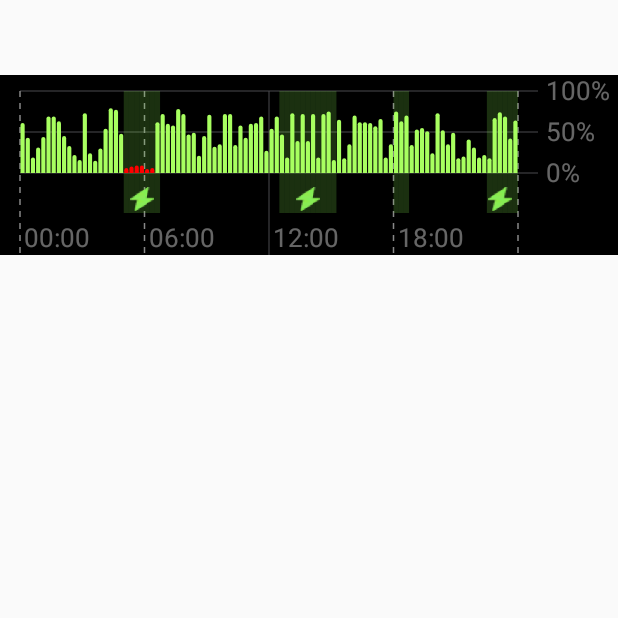
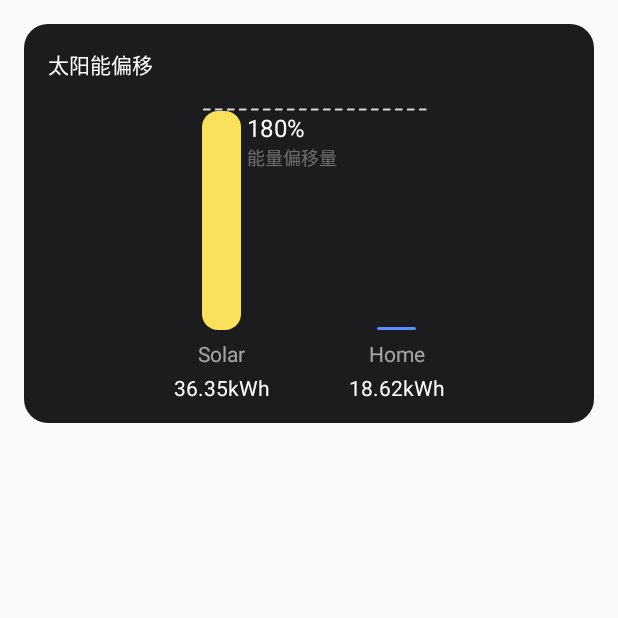
Before and after one commit to xiongxuchuan/ProjectVerify, an Android app built with Jetpack Compose: the screen it shows after launch (ChargingChartActivity before the commit, SolarOffsetActivity after it), on a phone screen of 412 x 824 dp, the top half of it. Run offline under Robolectric (Android 15) with nearby library versions, the phone set to English and light mode, and no system bars.

Commit message:
太阳能偏移量实现

```diff
--- a/app/src/main/AndroidManifest.xml
+++ b/app/src/main/AndroidManifest.xml
@@ -13,8 +13,11 @@
         android:theme="@style/Theme.MyApplication"
         tools:targetApi="31">
 <!--        <activity-->
-<!--            android:name=".activity.ChargingChartActivity"-->
+<!--            android:name=".activity.SolarOffsetActivity"-->
 <!--            android:exported="false" />-->
+        <!-- <activity -->
+        <!-- android:name=".activity.ChargingChartActivity" -->
+        <!-- android:exported="false" /> -->
         <!-- <activity -->
         <!-- android:name=".activity.OuterHistoryActivity" -->
         <!-- android:exported="false" /> -->
@@ -28,7 +31,7 @@
         <!-- android:name=".activity.AdapterHelperActivity" -->
         <!-- android:exported="false" /> -->
         <activity
-            android:name=".activity.ChargingChartActivity"
+            android:name=".activity.SolarOffsetActivity"
             android:exported="true"
             android:label="@string/app_name"
             android:theme="@style/Theme.MyApplication">
@@ -38,6 +41,9 @@
                 <category android:name="android.intent.category.LAUNCHER" />
             </intent-filter>
         </activity>
+        <activity
+            android:name=".activity.ChargingChartActivity"
+            android:exported="false" />
     </application>
 
 </manifest>
--- /dev/null
+++ b/app/src/main/java/com/example/myapplication/activity/SolarOffsetActivity.kt
@@ -0,0 +1,24 @@
+package com.example.myapplication.activity
+
+import android.graphics.Color
+import android.os.Bundle
+import androidx.activity.enableEdgeToEdge
+import androidx.appcompat.app.AppCompatActivity
+import androidx.core.view.ViewCompat
+import androidx.core.view.WindowInsetsCompat
+import com.example.myapplication.R
+import com.example.myapplication.view.SolarOffsetView
+
+class SolarOffsetActivity : AppCompatActivity() {
+    override fun onCreate(savedInstanceState: Bundle?) {
+        super.onCreate(savedInstanceState)
+        enableEdgeToEdge()
+        setContentView(R.layout.solar_offset_layout)
+        val sov1 = findViewById<SolarOffsetView>(R.id.sov1)
+        sov1.setProgressColor(Color.parseColor("#FAE15B"))
+        sov1.setProgress(1F)
+        val sov2 = findViewById<SolarOffsetView>(R.id.sov2)
+        sov2.setProgressColor(Color.parseColor("#578CFF"))
+        sov2.setProgress(0F)
+    }
+}
--- /dev/null
+++ b/app/src/main/java/com/example/myapplication/view/SolarOffsetView.kt
@@ -0,0 +1,109 @@
+package com.example.myapplication.view
+
+
+import android.content.Context
+import android.graphics.Canvas
+import android.graphics.Color
+import android.graphics.Paint
+import android.graphics.Path
+import android.graphics.RectF
+import android.util.AttributeSet
+import android.view.View
+import androidx.core.content.ContextCompat
+import com.example.myapplication.R
+
+class SolarOffsetView @JvmOverloads constructor(
+    context: Context,
+    attrs: AttributeSet? = null,
+    defStyleAttr: Int = 0
+) : View(context, attrs, defStyleAttr) {
+
+    private val paint = Paint(Paint.ANTI_ALIAS_FLAG)
+    private val rectF = RectF()
+    private val path = Path()
+
+    // 默认颜色
+    private var progressColor: Int = ContextCompat.getColor(context, R.color.teal_200)
+    private var backgroundColor: Int = Color.TRANSPARENT
+
+    // 圆角半径
+    private var cornerRadius: Float = 16f
+
+    // 进度值 (0.0f - 1.0f)
+    private var progress: Float = 0.5f
+
+    // 高度范围
+    private val minHeightDp = 2f
+    private val maxHeightDp = 146f
+
+    init {
+        // 设置默认背景色
+        setBackgroundColor(Color.TRANSPARENT)
+    }
+
+    /**
+     * 设置进度值 (0.0f - 1.0f)
+     */
+    fun setProgress(value: Float) {
+        progress = value.coerceIn(0f, 1f)
+        invalidate()
+    }
+
+    /**
+     * 设置进度条颜色
+     */
+    fun setProgressColor(color: Int) {
+        progressColor = color
+        invalidate()
+    }
+
+    /**
+     * 设置圆角半径
+     */
+    fun setCornerRadius(radius: Float) {
+        cornerRadius = radius
+        invalidate()
+    }
+
+    override fun onMeasure(widthMeasureSpec: Int, heightMeasureSpec: Int) {
+        val width = MeasureSpec.getSize(widthMeasureSpec)
+
+        // 根据进度计算高度
+        val height = (minHeightDp + (maxHeightDp - minHeightDp) * progress).dpToPx()
+
+        setMeasuredDimension(width, height.toInt())
+    }
+
+    override fun onDraw(canvas: Canvas) {
+        super.onDraw(canvas)
+
+        val width = width.toFloat()
+        val height = height.toFloat()
+
+        // 绘制圆角矩形
+        paint.color = progressColor
+        paint.style = Paint.Style.FILL
+
+        rectF.set(0f, 0f, width, height)
+
+        // 创建圆角路径
+        path.reset()
+        path.addRoundRect(rectF, cornerRadius, cornerRadius, Path.Direction.CW)
+
+        canvas.drawPath(path, paint)
+    }
+
+    /**
+     * dp转px
+     */
+    private fun Float.dpToPx(): Float {
+        return this * resources.displayMetrics.density
+    }
+
+    /**
+     * px转dp
+     */
+    private fun Float.pxToDp(): Float {
+        return this / resources.displayMetrics.density
+    }
+}
--- /dev/null
+++ b/app/src/main/res/drawable/solar_offset_line.xml
@@ -0,0 +1,10 @@
+<?xml version="1.0" encoding="utf-8"?>
+<shape xmlns:android="http://schemas.android.com/apk/res/android"
+    android:shape="line">
+    <!-- 虚线颜色 -->
+    <stroke
+        android:width="1dp"
+        android:color="#ffD8D8D8"
+        android:dashWidth="5dp"
+        android:dashGap="3dp" />
+</shape>
--- /dev/null
+++ b/app/src/main/res/layout/solar_offset_layout.xml
@@ -0,0 +1,122 @@
+<?xml version="1.0" encoding="utf-8"?>
+<androidx.constraintlayout.widget.ConstraintLayout xmlns:android="http://schemas.android.com/apk/res/android"
+    android:layout_width="match_parent"
+    android:layout_height="266dp"
+    xmlns:app="http://schemas.android.com/apk/res-auto"
+    android:layout_margin="16dp"
+    android:padding="16dp"
+    android:background="@drawable/bg_corner_1c1c1e_16">
+
+    <TextView
+        android:layout_width="wrap_content"
+        android:layout_height="wrap_content"
+        android:text="太阳能偏移"
+        android:textColor="@android:color/white"
+        app:layout_constraintTop_toTopOf="parent"
+        app:layout_constraintStart_toStartOf="parent"/>
+
+    <!-- 垂直居中辅助线 -->
+    <androidx.constraintlayout.widget.Guideline
+        android:id="@+id/guideline_vertical"
+        android:layout_width="wrap_content"
+        android:layout_height="wrap_content"
+        android:orientation="vertical"
+        app:layout_constraintGuide_percent="0.5" />
+
+    <com.example.myapplication.view.SolarOffsetView
+        android:id="@+id/sov1"
+        android:layout_width="26dp"
+        android:layout_height="146dp"
+        android:maxHeight="146dp"
+        android:minHeight="2dp"
+        android:layout_marginBottom="46dp"
+        android:layout_marginEnd="45dp"
+        app:layout_constraintEnd_toStartOf="@+id/guideline_vertical"
+        app:layout_constraintBottom_toBottomOf="parent"/>
+
+    <com.example.myapplication.view.SolarOffsetView
+        android:id="@+id/sov2"
+        android:layout_width="26dp"
+        android:layout_height="85dp"
+        android:maxHeight="146dp"
+        android:minHeight="2dp"
+        android:layout_marginBottom="46dp"
+        android:layout_marginStart="45dp"
+        app:layout_constraintBottom_toBottomOf="parent"
+        app:layout_constraintStart_toEndOf="@+id/guideline_vertical"/>
+
+    <View
+        android:layout_width="153dp"
+        android:layout_height="2dp"
+        app:layout_constraintStart_toStartOf="@+id/sov1"
+        app:layout_constraintBottom_toTopOf="@+id/sov1"
+        android:background="@drawable/solar_offset_line"/>
+
+    <TextView
+        android:id="@+id/solarValue"
+        android:layout_width="wrap_content"
+        android:layout_height="wrap_content"
+        android:text="180%"
+        android:textColor="@android:color/white"
+        android:textSize="16sp"
+        android:layout_marginStart="4dp"
+        app:layout_constraintStart_toEndOf="@+id/sov1"
+        app:layout_constraintTop_toTopOf="@+id/sov1" />
+
+    <TextView
+        android:layout_width="wrap_content"
+        android:layout_height="wrap_content"
+        android:text="能量偏移量"
+        android:textColor="#FFFFFF"
+        android:alpha="0.35"
+        android:textSize="12sp"
+        app:layout_constraintTop_toBottomOf="@+id/solarValue"
+        app:layout_constraintStart_toStartOf="@+id/solarValue"/>
+
+    <TextView
+        android:id="@+id/solarTv"
+        android:layout_width="wrap_content"
+        android:layout_height="wrap_content"
+        android:text="Solar"
+        android:textColor="#FFFFFF"
+        android:alpha="0.6"
+        android:layout_marginTop="6dp"
+        app:layout_constraintTop_toBottomOf="@+id/sov1"
+        app:layout_constraintStart_toStartOf="@+id/sov1"
+        app:layout_constraintEnd_toEndOf="@+id/sov1"/>
+
+    <TextView
+        android:layout_width="wrap_content"
+        android:layout_height="wrap_content"
+        android:text="36.35kWh"
+        android:textColor="@android:color/white"
+        android:textSize="14sp"
+        android:layout_marginTop="3dp"
+        app:layout_constraintTop_toBottomOf="@id/solarTv"
+        app:layout_constraintStart_toStartOf="@+id/sov1"
+        app:layout_constraintEnd_toEndOf="@+id/sov1"/>
+
+    <TextView
+        android:id="@+id/homeTv"
+        android:layout_width="wrap_content"
+        android:layout_height="wrap_content"
+        android:text="Home"
+        android:textColor="#FFFFFF"
+        android:alpha="0.6"
+        android:layout_marginTop="6dp"
+        app:layout_constraintTop_toBottomOf="@+id/sov2"
+        app:layout_constraintStart_toStartOf="@+id/sov2"
+        app:layout_constraintEnd_toEndOf="@+id/sov2"/>
+
+    <TextView
+        android:layout_width="wrap_content"
+        android:layout_height="wrap_content"
+        android:text="18.62kWh"
+        android:textColor="@android:color/white"
+        android:textSize="14sp"
+        android:layout_marginTop="3dp"
+        app:layout_constraintTop_toBottomOf="@id/homeTv"
+        app:layout_constraintStart_toStartOf="@+id/sov2"
+        app:layout_constraintEnd_toEndOf="@+id/sov2"/>
+
+</androidx.constraintlayout.widget.ConstraintLayout>
--- a/app/src/main/res/values/colors.xml
+++ b/app/src/main/res/values/colors.xml
@@ -9,4 +9,9 @@
     <color name="white">#FFFFFFFF</color>
     <color name="color_1C1C1E">#1C1C1E</color>
     <color name="color_4A4A4E">#4A4A4E</color>
+    <color name="text_primary">#FFFFFF</color>
+    <color name="text_secondary">#99FFFFFF</color>
+    <color name="battery_green">#4CAF50</color>
+    <color name="battery_teal">#03DAC5</color>
+    <color name="divider_color">#33FFFFFF</color>
 </resources>
```
